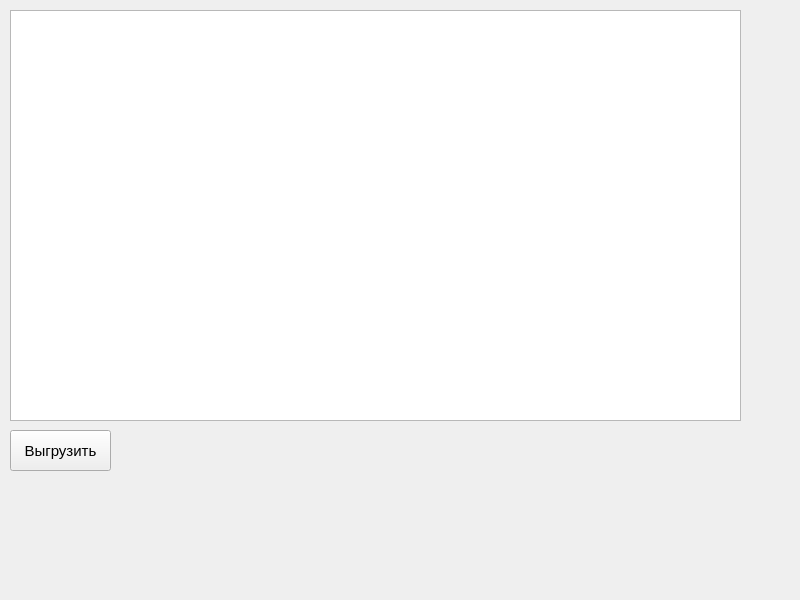
Above: ui/schedule.ui from flexyw1be/DentalProject before the change. Below: the same form after it.
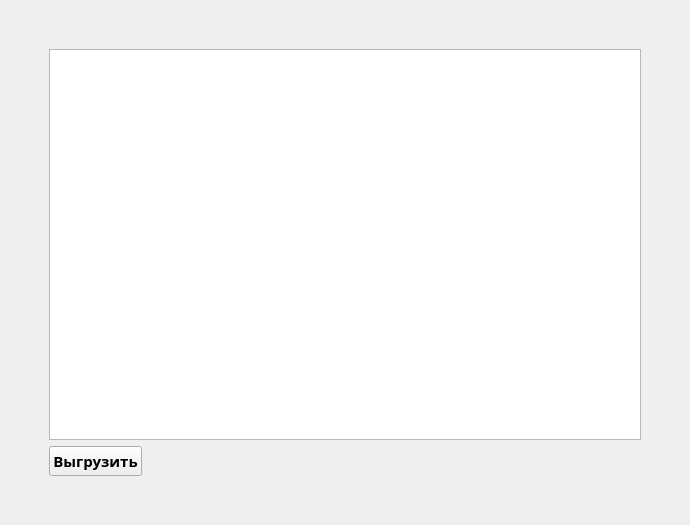
That is the form after the change.

The edit to the form file:
```diff
--- a/ui/schedule.ui
+++ b/ui/schedule.ui
@@ -6,48 +6,128 @@
    <rect>
     <x>0</x>
     <y>0</y>
-    <width>800</width>
-    <height>600</height>
+    <width>690</width>
+    <height>525</height>
    </rect>
   </property>
   <property name="windowTitle">
    <string>MainWindow</string>
   </property>
   <widget class="QWidget" name="centralwidget">
+   <layout class="QGridLayout" name="gridLayout">
+    <item row="1" column="1">
+     <layout class="QVBoxLayout" name="verticalLayout">
+      <item>
    <widget class="QListWidget" name="list_widget">
-    <property name="geometry">
-     <rect>
-      <x>10</x>
-      <y>10</y>
-      <width>731</width>
-      <height>411</height>
-     </rect>
-    </property>
     <property name="font">
      <font>
+          <family>Segoe UI Semibold</family>
       <pointsize>11</pointsize>
+          <weight>75</weight>
+          <bold>true</bold>
      </font>
     </property>
    </widget>
+      </item>
+      <item>
+       <layout class="QHBoxLayout" name="horizontalLayout">
+        <item>
    <widget class="QPushButton" name="xlsx_push_button">
-    <property name="geometry">
-     <rect>
-      <x>10</x>
-      <y>430</y>
-      <width>101</width>
-      <height>41</height>
-     </rect>
-    </property>
     <property name="font">
      <font>
-      <family>Segoe UI</family>
+            <family>Segoe UI Semibold</family>
       <pointsize>11</pointsize>
+            <weight>75</weight>
+            <bold>true</bold>
      </font>
     </property>
     <property name="text">
      <string>Выгрузить</string>
     </property>
    </widget>
+        </item>
+        <item>
+         <spacer name="horizontalSpacer">
+          <property name="orientation">
+           <enum>Qt::Horizontal</enum>
+          </property>
+          <property name="sizeHint" stdset="0">
+           <size>
+            <width>40</width>
+            <height>20</height>
+           </size>
+          </property>
+         </spacer>
+        </item>
+       </layout>
+      </item>
+     </layout>
+    </item>
+    <item row="2" column="1">
+     <spacer name="verticalSpacer">
+      <property name="orientation">
+       <enum>Qt::Vertical</enum>
+      </property>
+      <property name="sizeType">
+       <enum>QSizePolicy::Minimum</enum>
+      </property>
+      <property name="sizeHint" stdset="0">
+       <size>
+        <width>20</width>
+        <height>40</height>
+       </size>
+      </property>
+     </spacer>
+    </item>
+    <item row="1" column="0">
+     <spacer name="horizontalSpacer_3">
+      <property name="orientation">
+       <enum>Qt::Horizontal</enum>
+      </property>
+      <property name="sizeType">
+       <enum>QSizePolicy::Minimum</enum>
+      </property>
+      <property name="sizeHint" stdset="0">
+       <size>
+        <width>40</width>
+        <height>20</height>
+       </size>
+      </property>
+     </spacer>
+    </item>
+    <item row="1" column="2">
+     <spacer name="horizontalSpacer_2">
+      <property name="orientation">
+       <enum>Qt::Horizontal</enum>
+      </property>
+      <property name="sizeType">
+       <enum>QSizePolicy::Minimum</enum>
+      </property>
+      <property name="sizeHint" stdset="0">
+       <size>
+        <width>40</width>
+        <height>20</height>
+       </size>
+      </property>
+     </spacer>
+    </item>
+    <item row="0" column="1">
+     <spacer name="verticalSpacer_2">
+      <property name="orientation">
+       <enum>Qt::Vertical</enum>
+      </property>
+      <property name="sizeType">
+       <enum>QSizePolicy::Minimum</enum>
+      </property>
+      <property name="sizeHint" stdset="0">
+       <size>
+        <width>20</width>
+        <height>40</height>
+       </size>
+      </property>
+     </spacer>
+    </item>
+   </layout>
   </widget>
  </widget>
  <resources/>
```
Lines whose indentation alone changed are shown as unchanged.
